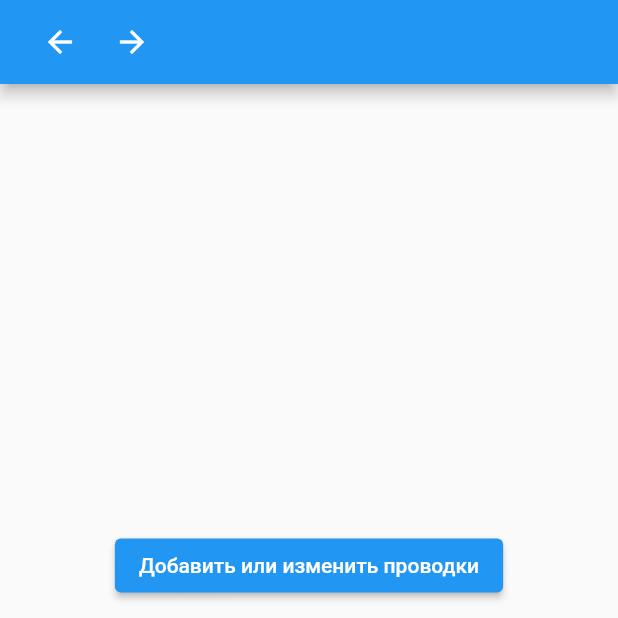
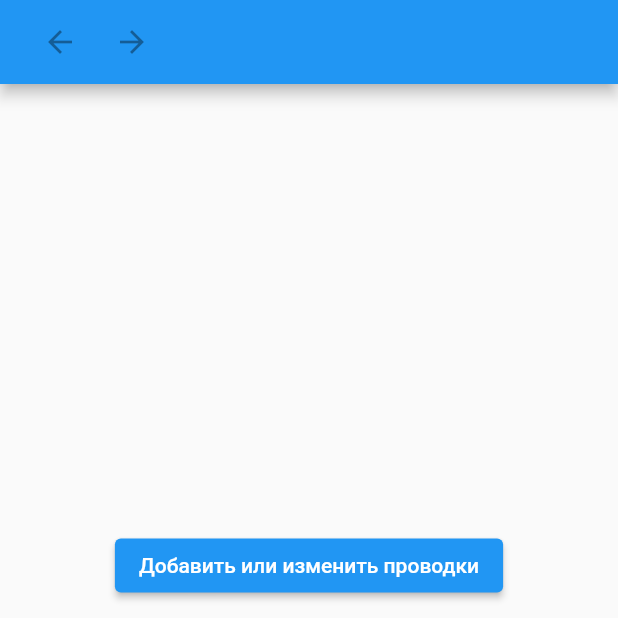
Before and after one commit to romannep/oktopadbooker, a Flutter app: the screen it shows after launch, on a phone screen of 412 x 824 dp, the top half of it. Run offline on Flutter 3.47's test engine with Material 2 defaults, Android fonts, the phone set to English and light mode, and no system bars; our stand-ins replace sqflite, sqflite_common_ffi; accounts and stored records are empty.

Commit message:
nav arrows

```diff
--- a/lib/app.dart
+++ b/lib/app.dart
@@ -68,19 +68,34 @@ class AppState extends State<App> {
 
   final pageController = PageController(initialPage: 0);
   final List<Widget> screens = []; // has extra screen (Start) to have ability to scroll after setState
+  final List<Widget> buttons = [];
 
   back() {
     pageController.animateToPage(pageController.page!.toInt() - 1, duration: Duration(milliseconds: PAGE_SCROLL_TIME_MS), curve: Curves.linear);
+    setTitleButtons(pageController.page!.toInt() - 1);
   }
 
   forward() {
     pageController.animateToPage(pageController.page!.toInt() + 1, duration: Duration(milliseconds: PAGE_SCROLL_TIME_MS), curve: Curves.linear);
+    setTitleButtons(pageController.page!.toInt() + 1);
+  }
+
+  setTitleButtons([newPage = -1]) {
+    setState(() {
+      int page = newPage > -1 ? newPage : pageController.page!.toInt();
+      int pageCount = screens.length - 2;
+      buttons.clear();
+      buttons.add(IconButton(onPressed: page > 0 ? back : null, icon: Icon(Icons.arrow_back)));
+      buttons.add(IconButton(onPressed: page < pageCount ? forward : null, icon: Icon(Icons.arrow_forward)));
+    });
   }
 
   @override
   void initState() {
     screens.add(ScreenWrapper(StartScreen(appState: this)));
     screens.add(ScreenWrapper(StartScreen(appState: this)));
+    buttons.add(IconButton(onPressed: null, icon: Icon(Icons.arrow_back)));
+    buttons.add(IconButton(onPressed: null, icon: Icon(Icons.arrow_forward)));
     super.initState();
   }
 
@@ -89,10 +104,7 @@ class AppState extends State<App> {
     return Scaffold(
       appBar: AppBar(
         title: Row(
-          children: [
-            IconButton(onPressed: back, icon: Icon(Icons.arrow_back)),
-            IconButton(onPressed: forward, icon: Icon(Icons.arrow_forward)),
-          ],
+          children: buttons,
         ),
       ),
       // body: StartScreen(appState: this),
@@ -126,6 +138,7 @@ class AppState extends State<App> {
         }
       }
       screens.add(ScreenWrapper(StartScreen(appState: this))); // To have ability to scroll after setState for next screen
+      setTitleButtons(page);
       WidgetsBinding.instance!.addPostFrameCallback((timeStamp) {
         pageController.animateToPage(page, duration: Duration(milliseconds: PAGE_SCROLL_TIME_MS), curve: Curves.linear);
       });
```
